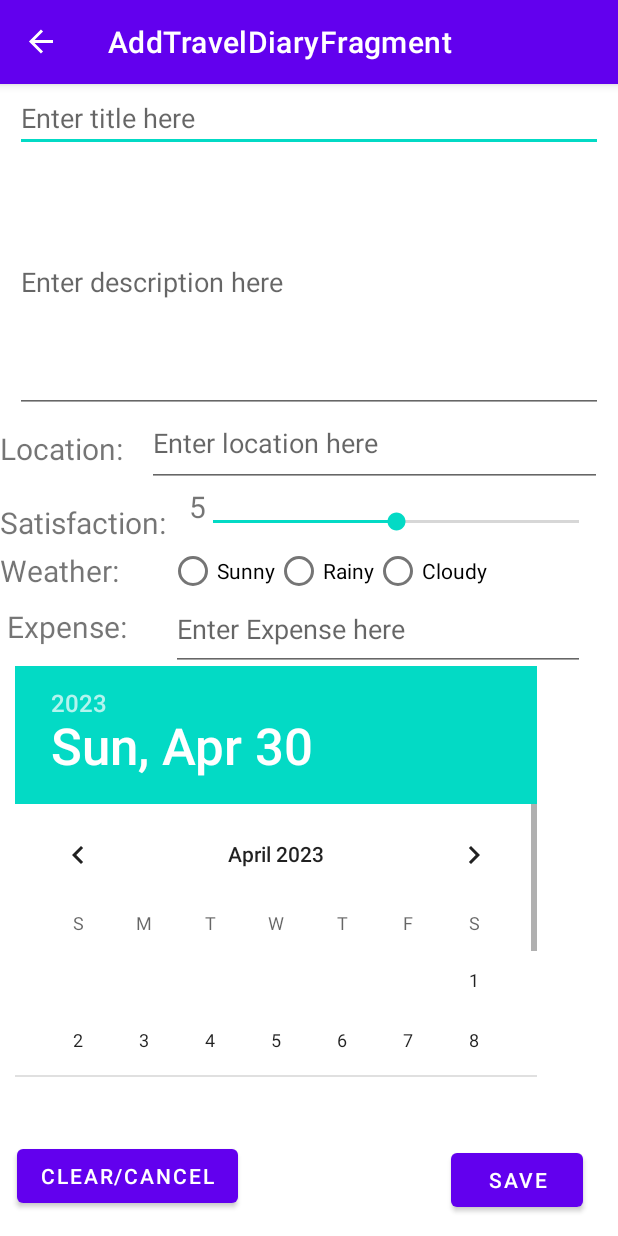
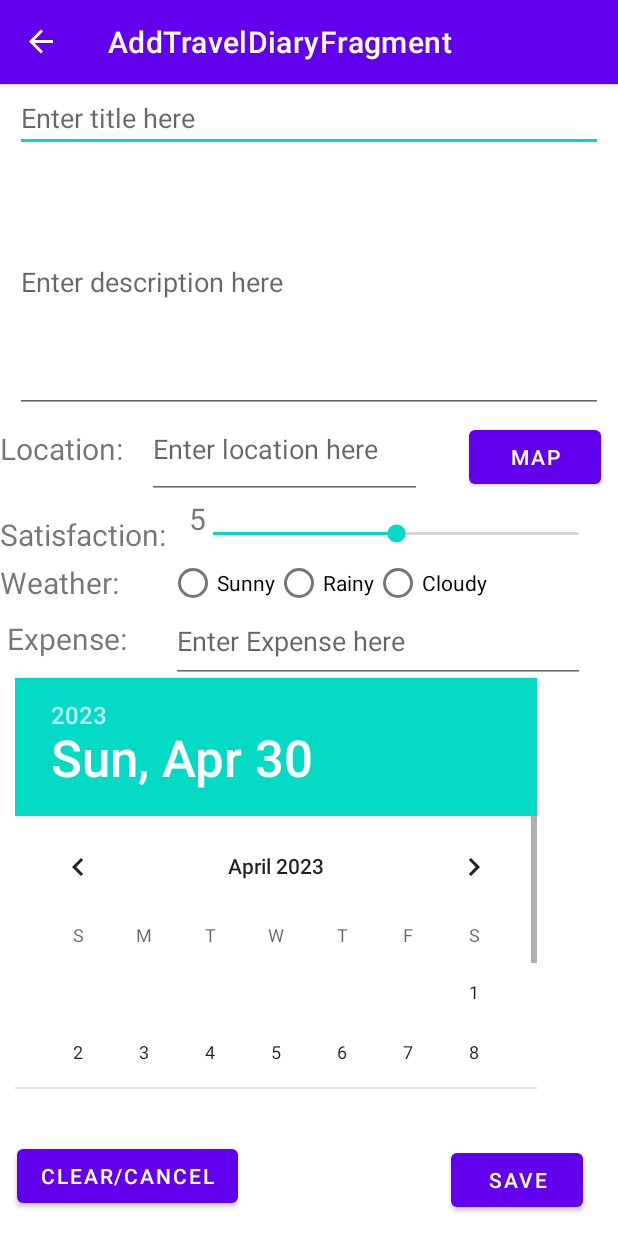
Before and after one commit to hannah-shaw/Wanderlogix, an Android app: the MainActivity screen opened directly, with no data from a screen before it, in the side drawer, after a tap on "Add Travel Diary Fragment", on a phone screen of 412 x 824 dp. Run offline under Robolectric (Android 15) with nearby library versions, the phone set to English and light mode, and no system bars; our stand-ins replace navigation-ui.

Commit message:
增加了两个谷歌地图页面

```diff
--- a/app/build.gradle
+++ b/app/build.gradle
@@ -1,6 +1,7 @@
 plugins {
     id 'com.android.application'
     id 'com.google.gms.google-services'
+    id 'com.google.android.libraries.mapsplatform.secrets-gradle-plugin'
 }
 
 android {
@@ -37,6 +38,7 @@ dependencies {
     implementation 'androidx.appcompat:appcompat:1.6.1'
     implementation 'com.google.android.material:material:1.8.0'
     implementation 'androidx.constraintlayout:constraintlayout:2.1.4'
+    implementation 'com.google.android.gms:play-services-maps:18.1.0'
     testImplementation 'junit:junit:4.13.2'
     androidTestImplementation 'androidx.test.ext:junit:1.1.5'
     androidTestImplementation 'androidx.test.espresso:espresso-core:3.5.1'
@@ -69,6 +71,8 @@ dependencies {
     implementation 'androidx.navigation:navigation-fragment:2.5.3'
     implementation 'androidx.navigation:navigation-ui:2.5.3'
 
+    //dependencies for google map
+    implementation 'com.google.android.gms:play-services-maps:18.1.0'
 
     //dependencies for chart
     implementation 'com.github.PhilJay:MPAndroidChart:v3.1.0'
--- a/app/src/main/res/layout/add_travel_diary_fragment.xml
+++ b/app/src/main/res/layout/add_travel_diary_fragment.xml
@@ -41,8 +41,8 @@
 
     <EditText
         android:id="@+id/location_edittext"
-        android:layout_width="303dp"
-        android:layout_height="58dp"
+        android:layout_width="183dp"
+        android:layout_height="66dp"
         android:layout_below="@id/location_textview"
         android:layout_marginLeft="16dp"
         android:layout_marginTop="-46dp"
@@ -50,6 +50,16 @@
         android:layout_toRightOf="@id/location_textview"
         android:hint="Enter location here"
         android:inputType="text" />
+
+    <Button
+        android:id="@+id/mapbutton"
+        android:layout_width="wrap_content"
+        android:layout_height="wrap_content"
+        android:layout_below="@id/location_textview"
+        android:layout_marginLeft="21dp"
+        android:layout_marginTop="-32dp"
+        android:layout_toRightOf="@id/location_edittext"
+        android:text="Map" />
 
     <TextView
         android:id="@+id/satisfaction_textview"
@@ -175,4 +185,6 @@
         android:layout_marginBottom="16dp"
         android:onClick="onClearButtonClicked"
         android:text="Clear/Cancel" />
+
+
 </RelativeLayout>
--- a/app/src/main/res/menu/home_nav_menu.xml
+++ b/app/src/main/res/menu/home_nav_menu.xml
@@ -5,4 +5,5 @@
     <item android:id="@+id/nav_home_fragment" android:title="Home Fragment" />
     <item android:id="@+id/add_travel_diary_fragment" android:title="Add Travel Diary Fragment" />
     <item android:id="@+id/report_fragment" android:title="Chart" />
+    <item android:id="@+id/show_map_fragment" android:title="Map" />
 </menu>
--- a/app/src/main/res/navigation/navigation.xml
+++ b/app/src/main/res/navigation/navigation.xml
@@ -20,4 +20,8 @@
         android:id="@+id/report_fragment"
         android:name="com.example.myapplication.fragment.ReportFragment"
         android:label="ReportFragment" />
+    <fragment
+        android:id="@+id/show_map_fragment"
+        android:name="com.example.myapplication.fragment.ShowMapFragment"
+        android:label="ShowMapFragment" />
 </navigation>
--- a/build.gradle
+++ b/build.gradle
@@ -12,4 +12,5 @@ buildscript {
 plugins {
     id 'com.android.application' version '7.4.2' apply false
     id 'com.android.library' version '7.4.2' apply false
+    id 'com.google.android.libraries.mapsplatform.secrets-gradle-plugin' version '2.0.1' apply false
 }
```
Also changed, not shown: app/src/main/AndroidManifest.xml (+9 -0 lines), app/src/main/java/com/example/myapplication/SelectMapActivity.java (added, +86 -0 lines), app/src/main/java/com/example/myapplication/fragment/AddTravelDiaryFragment.java (+24 -0 lines), app/src/main/java/com/example/myapplication/fragment/ShowMapFragment.java (added, +110 -0 lines), app/src/main/res/layout/activity_select_map.xml (added, +19 -0 lines), app/src/main/res/layout/show_map_fragment.xml (added, +8 -0 lines).
